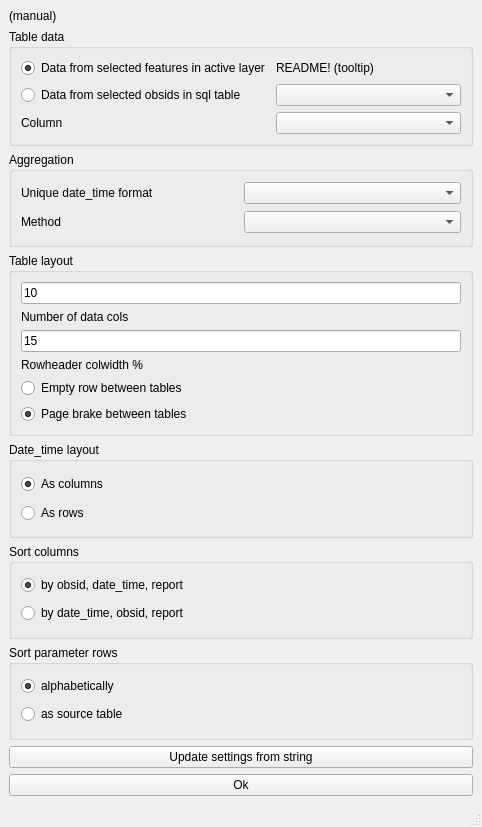
Qt form ui/compact_w_qual_report.ui (jkall/qgis-midvatten-plugin) before a commit.
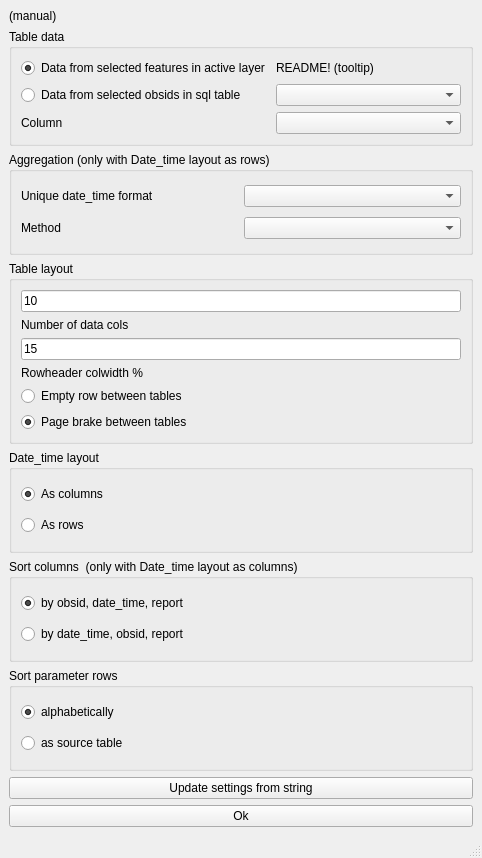
The same form after that commit.

Commit message: Compact water quality report: Added transposed table function.

The edit to the form file:
```diff
--- a/ui/compact_w_qual_report.ui
+++ b/ui/compact_w_qual_report.ui
@@ -7,7 +7,7 @@
     <x>0</x>
     <y>0</y>
     <width>482</width>
-    <height>827</height>
+    <height>858</height>
    </rect>
   </property>
   <property name="windowTitle">
@@ -90,7 +90,7 @@
     <item>
      <widget class="QGroupBox" name="groupBox_5">
       <property name="title">
-       <string>Aggregation</string>
+       <string>Aggregation (only with Date_time layout as rows)</string>
       </property>
       <layout class="QGridLayout" name="gridLayout_3">
        <item row="0" column="0">
@@ -205,7 +205,7 @@
     <item>
      <widget class="QGroupBox" name="groupBox">
       <property name="title">
-       <string>Sort columns</string>
+       <string>Sort columns  (only with Date_time layout as columns)</string>
       </property>
       <layout class="QVBoxLayout" name="verticalLayout">
        <item>
```
The commit also changes 1 other file.
